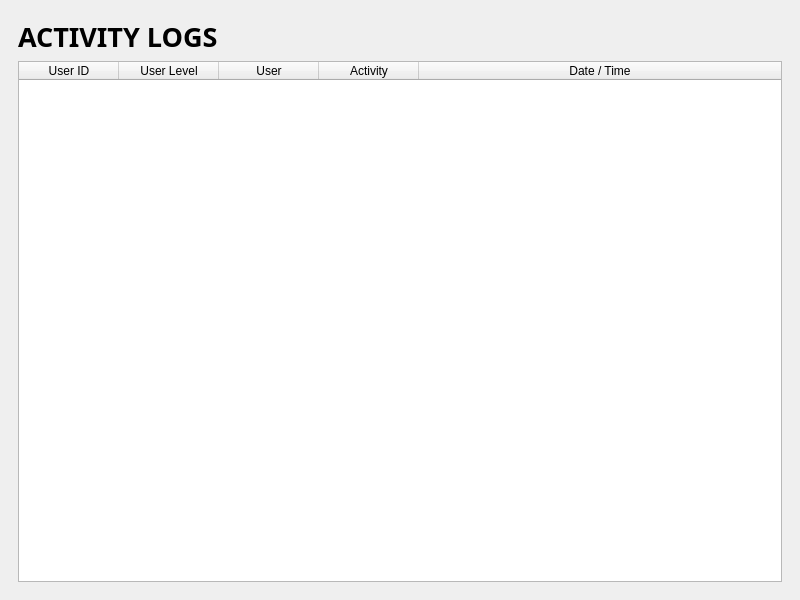
Before: the Qt Designer form Screens/MainMenuScreens/Security/User_Logs.ui in Bideiro/Ranil_project_py, drawn with Qt 5.
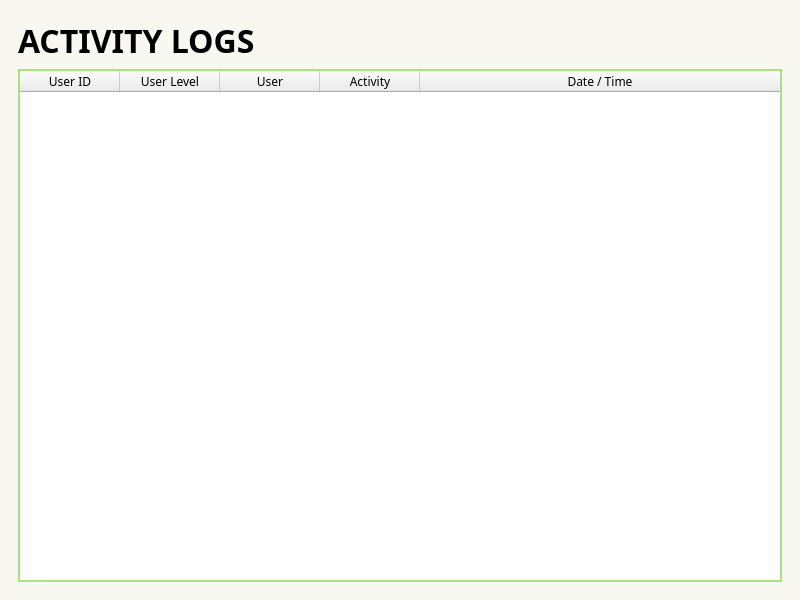
After: the same form once the commit is applied.

The edit to the form file:
```diff
--- a/Screens/MainMenuScreens/Security/User_Logs.ui
+++ b/Screens/MainMenuScreens/Security/User_Logs.ui
@@ -14,6 +14,14 @@
    <string>MainWindow</string>
   </property>
   <widget class="QWidget" name="centralwidget">
+   <property name="styleSheet">
+    <string notr="true">#centralwidget{
+background-color: #F8F8F0;
+}
+#Log_Table{
+border : 2px solid #ABE27D;
+}</string>
+   </property>
    <layout class="QHBoxLayout" name="horizontalLayout">
     <item>
      <widget class="QWidget" name="widget" native="true">
@@ -23,7 +31,8 @@
          <property name="font">
           <font>
            <family>DM Sans</family>
-           <pointsize>20</pointsize>
+           <pointsize>24</pointsize>
+           <weight>75</weight>
            <bold>true</bold>
           </font>
          </property>
@@ -34,6 +43,11 @@
        </item>
        <item>
         <widget class="QTableWidget" name="Log_Table">
+         <property name="font">
+          <font>
+           <family>DM Sans</family>
+          </font>
+         </property>
          <attribute name="horizontalHeaderCascadingSectionResizes">
           <bool>true</bool>
          </attribute>
@@ -50,26 +64,51 @@
           <property name="text">
            <string>User ID</string>
           </property>
+          <property name="font">
+           <font>
+            <family>DM Sans</family>
+           </font>
+          </property>
          </column>
          <column>
           <property name="text">
            <string>User Level</string>
           </property>
+          <property name="font">
+           <font>
+            <family>DM Sans</family>
+           </font>
+          </property>
          </column>
          <column>
           <property name="text">
            <string>User</string>
           </property>
+          <property name="font">
+           <font>
+            <family>DM Sans</family>
+           </font>
+          </property>
          </column>
          <column>
           <property name="text">
            <string>Activity</string>
           </property>
+          <property name="font">
+           <font>
+            <family>DM Sans</family>
+           </font>
+          </property>
          </column>
          <column>
           <property name="text">
            <string>Date / Time</string>
           </property>
+          <property name="font">
+           <font>
+            <family>DM Sans</family>
+           </font>
+          </property>
          </column>
         </widget>
        </item>
```
